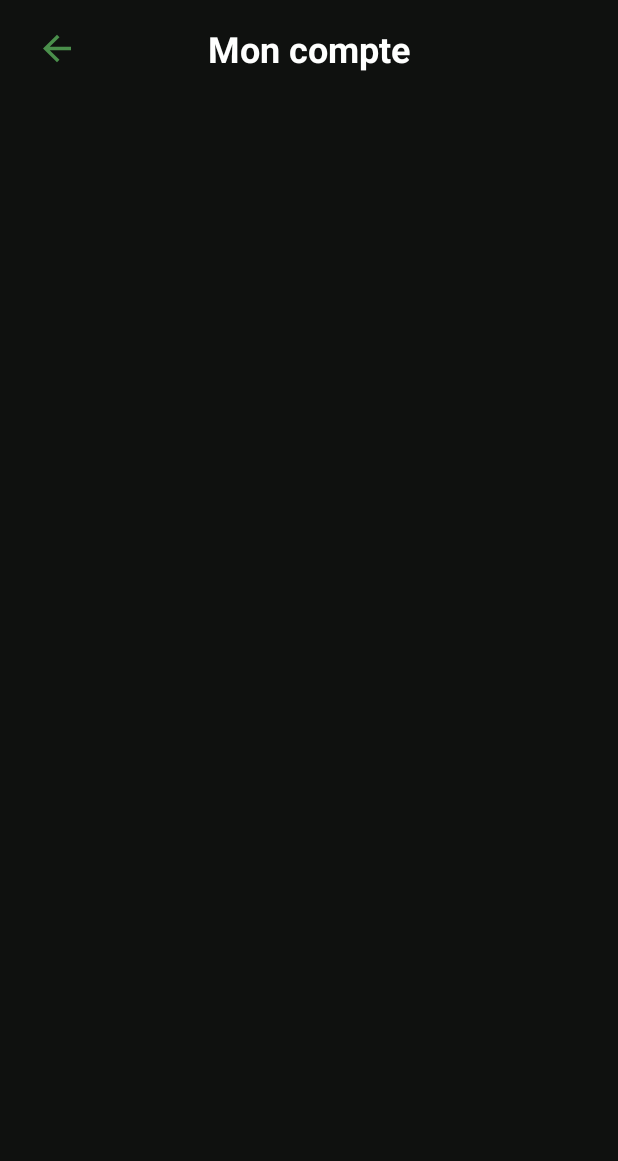
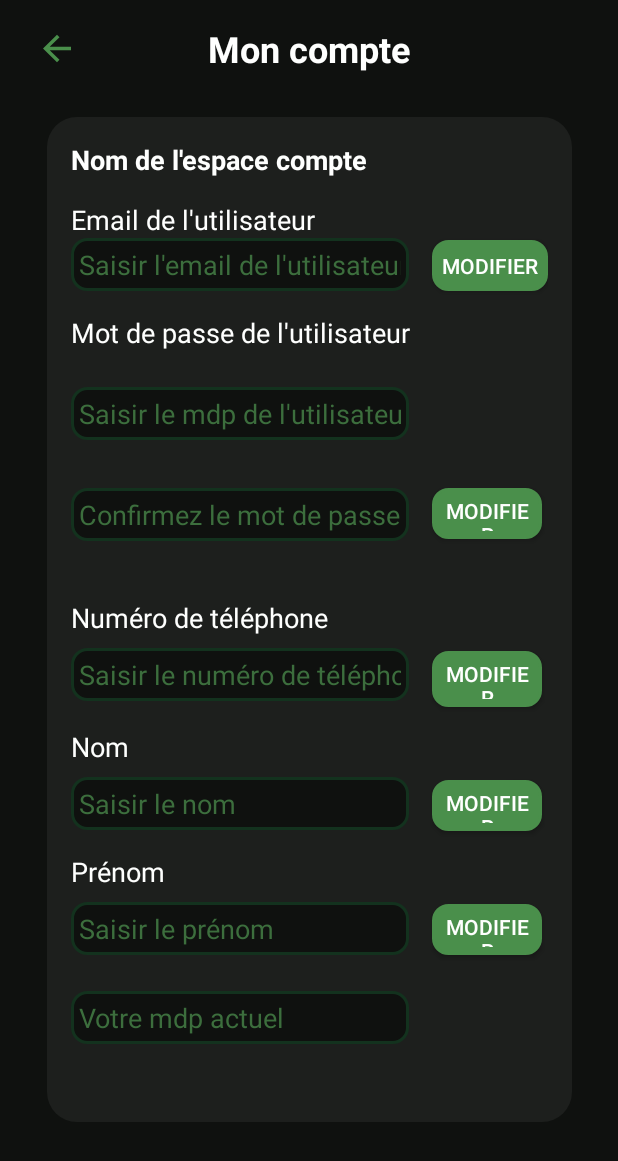
Before and after one commit to AmeEtYuki/ImmoMVCEDL, an Android app: the MonEspaceCompteActivity screen opened directly, with no data from a screen before it, on a phone screen of 412 x 824 dp. Shown: the top 1161 px of the screen. Run offline under Robolectric (Android 15) with nearby library versions, the phone set to English and light mode, and no system bars.

Commit message:
interface compte + début controlleur

```diff
--- a/app/src/main/java/com/example/oioj/ELESWrite.kt
+++ b/app/src/main/java/com/example/oioj/ELESWrite.kt
@@ -54,7 +54,7 @@ class ELESWrite : AppCompatActivity() {
         return withContext(Dispatchers.IO){
             try{
                 val token = gestionToken.getToken()
-                val url = URL("http://api.immomvc.varin.ovh/?action=InsertEDLentree") //////////////////////////// Mettre une action ZEBI sinon sa marchera pas connasse
+                val url = URL("https://api.immomvc.varin.ovh/?action=InsertEDLsortie") //////////////////////////// Mettre une action ZEBI sinon sa marchera pas connasse
                 val httpURLConnection = url.openConnection() as HttpURLConnection
                 httpURLConnection.requestMethod = "POST"
                 httpURLConnection.setRequestProperty("Content-Type", "application/json")
--- a/app/src/main/java/com/example/oioj/MonEspaceCompteActivity.kt
+++ b/app/src/main/java/com/example/oioj/MonEspaceCompteActivity.kt
@@ -2,7 +2,13 @@ package com.example.oioj
 import android.os.Bundle
 import androidx.appcompat.app.AppCompatActivity
 import android.content.Intent
+import android.view.LayoutInflater
 import android.widget.Button
+import androidx.constraintlayout.widget.ConstraintLayout
+import kotlinx.coroutines.Dispatchers
+import kotlinx.coroutines.GlobalScope
+import kotlinx.coroutines.launch
+import kotlinx.coroutines.withContext
 
 class MonEspaceCompteActivity : AppCompatActivity() {
     override fun onCreate(savedInstanceState: Bundle?) {
@@ -14,7 +20,22 @@ class MonEspaceCompteActivity : AppCompatActivity() {
             val redirection = Intent(this, DashboardActivity::class.java)
             startActivity(redirection)
         }
+        //interface
+        val blocChamps = findViewById<ConstraintLayout>(R.id.leMenu)
+        val lyo = LayoutInflater.from(this@MonEspaceCompteActivity).inflate(R.layout.es_card_infpers, blocChamps, false)
+        blocChamps.addView(lyo)
+        GlobalScope.launch {
 
+        }
+    }
+    private suspend fun chargerInfos() {
+        return withContext(Dispatchers.IO) {
+            try {
+                //récupération des informations
+            } catch (e: Exception) {
+                println("Erreur lors de l'insertion de l'état des lieux:  ${e.message}")
+            }
+        }
     }
 
 }
--- a/app/src/main/res/layout/es_card_infpers.xml
+++ b/app/src/main/res/layout/es_card_infpers.xml
@@ -8,7 +8,7 @@
     <RelativeLayout
         android:id="@+id/espaceCompteCard"
         android:layout_width="350dp"
-        android:layout_height="466dp"
+        android:layout_height="670dp"
         android:layout_marginStart="4dp"
         android:layout_marginTop="4dp"
         android:layout_marginEnd="4dp"
@@ -17,9 +17,10 @@
         android:padding="16dp"
         app:layout_constraintBottom_toBottomOf="parent"
         app:layout_constraintEnd_toEndOf="parent"
+        app:layout_constraintHorizontal_bias="0.49"
         app:layout_constraintStart_toStartOf="parent"
         app:layout_constraintTop_toTopOf="parent"
-        app:layout_constraintVertical_bias="0.0">
+        app:layout_constraintVertical_bias="0.009">
 
         <TextView
             android:id="@+id/txtNomEspaceCompte"
@@ -82,35 +83,31 @@
             android:layout_width="225dp"
             android:layout_height="wrap_content"
             android:layout_below="@id/mdpUtilisateurEspaceCompte"
-            android:layout_marginTop="8dp"
+            android:layout_marginTop="24dp"
             android:background="@drawable/input_border"
             android:hint="Saisir le mdp de l'utilisateur"
             android:inputType="textEmailAddress"
             android:padding="5dp"
             android:textColorHint="@color/PrimaryTxtGreen" />
 
-        <Button
-            android:id="@+id/btnModifierMdpUtilisateurEspaceCompte"
-            android:layout_width="95dp"
-            android:layout_height="34dp"
-            android:layout_below="@id/editMdpUtilisateurEspaceCompte"
-            android:layout_alignParentEnd="true"
-            android:layout_marginStart="15dp"
-            android:layout_marginTop="-34dp"
-            android:layout_marginEnd="0dp"
-            android:layout_marginRight="8dp"
-            android:layout_toEndOf="@+id/editMdpUtilisateurEspaceCompte"
-            android:background="@drawable/green_button_background"
+        <EditText
+            android:id="@+id/editPrenomEspaceCompte"
+            android:layout_width="225dp"
+            android:layout_height="wrap_content"
+            android:layout_below="@id/prenomEspaceCompte"
+            android:layout_marginTop="8dp"
+            android:background="@drawable/input_border"
+            android:hint="Saisir le prénom"
+            android:inputType="text"
             android:padding="5dp"
-            android:text="Modifier"
-            android:textColor="@color/txtWhite" />
+            android:textColorHint="@color/PrimaryTxtGreen" />
 
         <TextView
             android:id="@+id/numeroTelephoneEspaceCompte"
             android:layout_width="wrap_content"
             android:layout_height="wrap_content"
             android:layout_below="@id/btnModifierMdpUtilisateurEspaceCompte"
-            android:layout_marginTop="15dp"
+            android:layout_marginTop="40dp"
             android:text="Numéro de téléphone"
             android:textColor="@color/txtWhite"
             android:textSize="18sp" />
@@ -129,13 +126,13 @@
 
         <Button
             android:id="@+id/btnModifierNumeroTelephoneEspaceCompte"
-            android:layout_width="95dp"
-            android:layout_height="34dp"
+            android:layout_width="wrap_content"
+            android:layout_height="37dp"
             android:layout_below="@id/editNumeroTelephoneEspaceCompte"
             android:layout_alignParentEnd="true"
             android:layout_marginStart="15dp"
-            android:layout_marginTop="-34dp"
-            android:layout_marginEnd="0dp"
+            android:layout_marginTop="-33dp"
+            android:layout_marginEnd="4dp"
             android:layout_marginRight="8dp"
             android:layout_toEndOf="@+id/editNumeroTelephoneEspaceCompte"
             android:background="@drawable/green_button_background"
@@ -148,7 +145,7 @@
             android:layout_width="wrap_content"
             android:layout_height="wrap_content"
             android:layout_below="@id/btnModifierNumeroTelephoneEspaceCompte"
-            android:layout_marginTop="15dp"
+            android:layout_marginTop="14dp"
             android:text="Nom"
             android:textColor="@color/txtWhite"
             android:textSize="18sp" />
@@ -172,8 +169,8 @@
             android:layout_below="@id/editNomEspaceCompte"
             android:layout_alignParentEnd="true"
             android:layout_marginStart="15dp"
-            android:layout_marginTop="-34dp"
-            android:layout_marginEnd="0dp"
+            android:layout_marginTop="-33dp"
+            android:layout_marginEnd="4dp"
             android:layout_marginRight="8dp"
             android:layout_toEndOf="@+id/editNomEspaceCompte"
             android:background="@drawable/green_button_background"
@@ -191,18 +188,6 @@
             android:textColor="@color/txtWhite"
             android:textSize="18sp" />
 
-        <EditText
-            android:id="@+id/editPrenomEspaceCompte"
-            android:layout_width="225dp"
-            android:layout_height="wrap_content"
-            android:layout_below="@id/prenomEspaceCompte"
-            android:layout_marginTop="8dp"
-            android:background="@drawable/input_border"
-            android:hint="Saisir le prénom"
-            android:inputType="text"
-            android:padding="5dp"
-            android:textColorHint="@color/PrimaryTxtGreen" />
-
         <Button
             android:id="@+id/btnModifierPrenomEspaceCompte"
             android:layout_width="95dp"
@@ -211,7 +196,7 @@
             android:layout_alignParentEnd="true"
             android:layout_marginStart="15dp"
             android:layout_marginTop="-34dp"
-            android:layout_marginEnd="0dp"
+            android:layout_marginEnd="4dp"
             android:layout_marginRight="8dp"
             android:layout_toEndOf="@+id/editPrenomEspaceCompte"
             android:background="@drawable/green_button_background"
@@ -219,6 +204,46 @@
             android:text="Modifier"
             android:textColor="@color/txtWhite" />
 
+        <EditText
+            android:id="@+id/editMdpUtilisateurEspaceCompteConfirm"
+            android:layout_width="225dp"
+            android:layout_height="wrap_content"
+            android:layout_below="@id/mdpUtilisateurEspaceCompte"
+            android:layout_marginTop="91dp"
+            android:background="@drawable/input_border"
+            android:hint="Confirmez le mot de passe"
+            android:inputType="textEmailAddress"
+            android:padding="5dp"
+            android:textColorHint="@color/PrimaryTxtGreen" />
+
+        <Button
+            android:id="@+id/btnModifierMdpUtilisateurEspaceCompte"
+            android:layout_width="95dp"
+            android:layout_height="34dp"
+            android:layout_below="@id/mdpUtilisateurEspaceCompte"
+            android:layout_alignParentEnd="true"
+            android:layout_marginStart="15dp"
+            android:layout_marginTop="91dp"
+            android:layout_marginEnd="4dp"
+            android:layout_marginRight="8dp"
+            android:layout_toEndOf="@+id/editMdpUtilisateurEspaceCompteConfirm"
+            android:background="@drawable/green_button_background"
+            android:padding="5dp"
+            android:text="Modifier"
+            android:textColor="@color/txtWhite" />
+
+
+        <EditText
+            android:id="@+id/mdpActuel"
+            android:layout_width="225dp"
+            android:layout_height="wrap_content"
+            android:layout_below="@id/editPrenomEspaceCompte"
+            android:layout_marginTop="24dp"
+            android:background="@drawable/input_border"
+            android:hint="Votre mdp actuel"
+            android:inputType="textEmailAddress"
+            android:padding="5dp"
+            android:textColorHint="@color/PrimaryTxtGreen" />
     </RelativeLayout>
 
 </androidx.constraintlayout.widget.ConstraintLayout>
--- a/app/src/main/res/layout/es_espace_compte.xml
+++ b/app/src/main/res/layout/es_espace_compte.xml
@@ -1,7 +1,7 @@
 <?xml version="1.0" encoding="utf-8"?>
-<androidx.constraintlayout.widget.ConstraintLayout
-    xmlns:android="http://schemas.android.com/apk/res/android"
+<androidx.constraintlayout.widget.ConstraintLayout xmlns:android="http://schemas.android.com/apk/res/android"
     xmlns:app="http://schemas.android.com/apk/res-auto"
+    xmlns:tools="http://schemas.android.com/tools"
     android:layout_width="match_parent"
     android:layout_height="match_parent"
     android:background="@color/PrimaryBackground"
@@ -11,22 +11,37 @@
         android:id="@+id/txtTitreMonEspaceCompte"
         android:layout_width="wrap_content"
         android:layout_height="wrap_content"
+        android:layout_marginBottom="8dp"
         android:text="Mon compte"
+        android:textColor="@color/txtWhite"
         android:textSize="24sp"
         android:textStyle="bold"
-        android:textColor="@color/txtWhite"
-        app:layout_constraintTop_toTopOf="parent"
-        app:layout_constraintStart_toStartOf="parent"
         app:layout_constraintEnd_toEndOf="parent"
         app:layout_constraintHorizontal_bias="0.5"
-        android:layout_marginBottom="8dp" />
+        app:layout_constraintStart_toStartOf="parent"
+        app:layout_constraintTop_toTopOf="parent" />
+
     <Button
         android:id="@+id/btnBackMonEspaceCompte"
         android:layout_width="28dp"
         android:layout_height="27dp"
+        android:layout_marginStart="8dp"
         android:background="@drawable/ic_arrow_back"
-        app:layout_constraintTop_toTopOf="parent"
+        app:layout_constraintBottom_toBottomOf="@+id/txtTitreMonEspaceCompte"
         app:layout_constraintStart_toStartOf="parent"
-        app:layout_constraintBottom_toBottomOf="@+id/txtTitreMonEspaceCompte"
-        android:layout_marginStart="8dp"/>
+        app:layout_constraintTop_toTopOf="parent" />
+
+    <androidx.constraintlayout.widget.ConstraintLayout
+        android:id="@+id/leMenu"
+        android:layout_width="370dp"
+        android:layout_height="700dp"
+        android:layout_marginTop="25dp"
+        app:layout_constraintBottom_toBottomOf="parent"
+        app:layout_constraintEnd_toEndOf="parent"
+        app:layout_constraintStart_toStartOf="parent"
+        app:layout_constraintTop_toTopOf="parent">
+
+    </androidx.constraintlayout.widget.ConstraintLayout>
+
+
 </androidx.constraintlayout.widget.ConstraintLayout>
```
